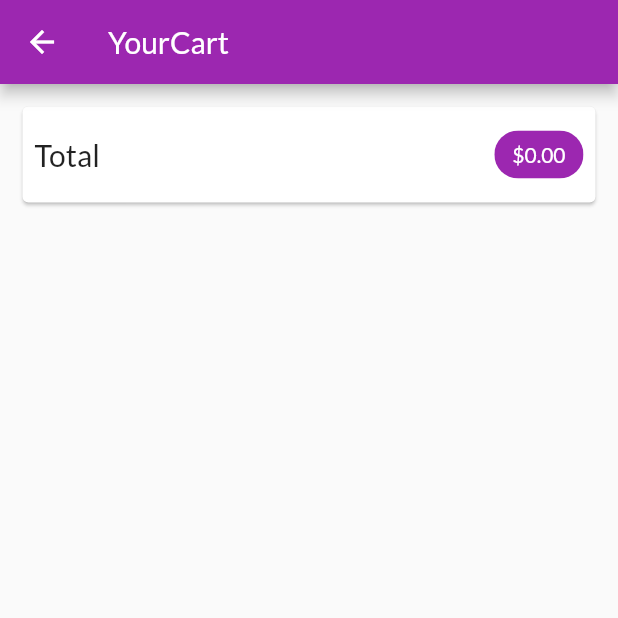
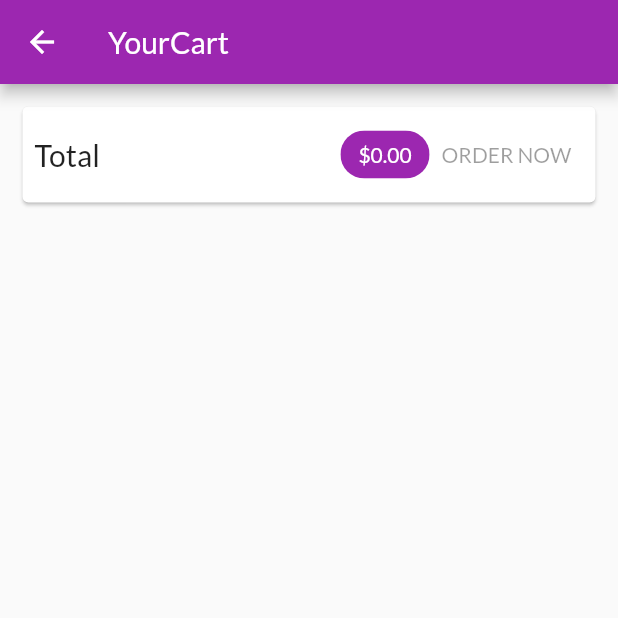
Before and after one commit to RazvanRauta/flutter_shop_app, a Flutter app: the CartScreen screen opened by its route, on a phone screen of 412 x 824 dp, the top half of it. Run offline on Flutter 3.47's test engine with Material 2 defaults, Android fonts, the phone set to English and light mode, and no system bars; our stand-ins replace flutter_dotenv.

Commit message:
Save orders to firebase

```diff
--- a/lib/src/providers/products.dart
+++ b/lib/src/providers/products.dart
@@ -33,6 +33,9 @@ class ProductsProvider with ChangeNotifier, DiagnosticableTreeMixin {
     try {
       final response = await http.get(url);
       final extractedData = json.decode(response.body) as Map<String, dynamic>;
+      if (extractedData == null) {
+        return;
+      }
       extractedData.forEach((prodId, prodData) {
         final prod = new Product(
             id: prodId,
--- a/lib/src/screens/cart_screen.dart
+++ b/lib/src/screens/cart_screen.dart
@@ -5,12 +5,20 @@ import '../providers/cart.dart';
 import '../providers/orders.dart';
 import '../widgets/cart_item.dart';
 
-class CartScreen extends StatelessWidget {
+class CartScreen extends StatefulWidget {
   static String routeName = '/cart';
+
+  @override
+  _CartScreenState createState() => _CartScreenState();
+}
+
+class _CartScreenState extends State<CartScreen> {
+  var _isLoading = false;
 
   @override
   Widget build(BuildContext context) {
     final cart = context.watch<CartProvider>();
+
     return Scaffold(
       appBar: AppBar(
         title: Text(
@@ -42,20 +50,7 @@ class CartScreen extends StatelessWidget {
                     ),
                     backgroundColor: Theme.of(context).primaryColor,
                   ),
-                  if (cart.totalAmount > 0)
-                    TextButton(
-                      onPressed: () {
-                        context.read<OrdersProvider>().addOrder(
-                            cart.items.values.toList(), cart.totalAmount);
-                        context.read<CartProvider>().clearCart();
-                        Navigator.pop(context);
-                      },
-                      child: Text(
-                        'ORDER NOW',
-                      ),
-                      style: TextButton.styleFrom(
-                          primary: Theme.of(context).primaryColor),
-                    )
+                  OrderNowButton(cart: cart)
                 ],
               ),
             ),
@@ -80,3 +75,57 @@ class CartScreen extends StatelessWidget {
     );
   }
 }
+
+class OrderNowButton extends StatefulWidget {
+  const OrderNowButton({
+    Key key,
+    @required this.cart,
+  }) : super(key: key);
+
+  final CartProvider cart;
+
+  @override
+  _OrderNowButtonState createState() => _OrderNowButtonState();
+}
+
+class _OrderNowButtonState extends State<OrderNowButton> {
+  var _isLoading = false;
+  @override
+  Widget build(BuildContext context) {
+    final scaffoldMessenger = ScaffoldMessenger.of(context);
+    return TextButton(
+      onPressed: (widget.cart.totalAmount <= 0 || _isLoading)
+          ? null
+          : () async {
+              setState(() {
+                _isLoading = true;
+              });
+              try {
+                await context.read<OrdersProvider>().addOrder(
+                    widget.cart.items.values.toList(), widget.cart.totalAmount);
+                context.read<CartProvider>().clearCart();
+                Navigator.pop(context);
+              } catch (error) {
+                scaffoldMessenger.showSnackBar(
+                  const SnackBar(
+                    content: const Text(
+                      "Failed to place the order.",
+                      textAlign: TextAlign.center,
+                    ),
+                  ),
+                );
+              } finally {
+                setState(() {
+                  _isLoading = false;
+                });
+              }
+            },
+      child: _isLoading
+          ? CircularProgressIndicator()
+          : Text(
+              'ORDER NOW',
+            ),
+      style: TextButton.styleFrom(primary: Theme.of(context).primaryColor),
+    );
+  }
+}
```
Also changed, not shown: lib/src/providers/orders.dart (+68 -3 lines), lib/src/providers/product.dart (+19 -1 lines), lib/src/screens/orders_screen.dart (+36 -7 lines), lib/src/widgets/product_item.dart (+15 -1 lines).
